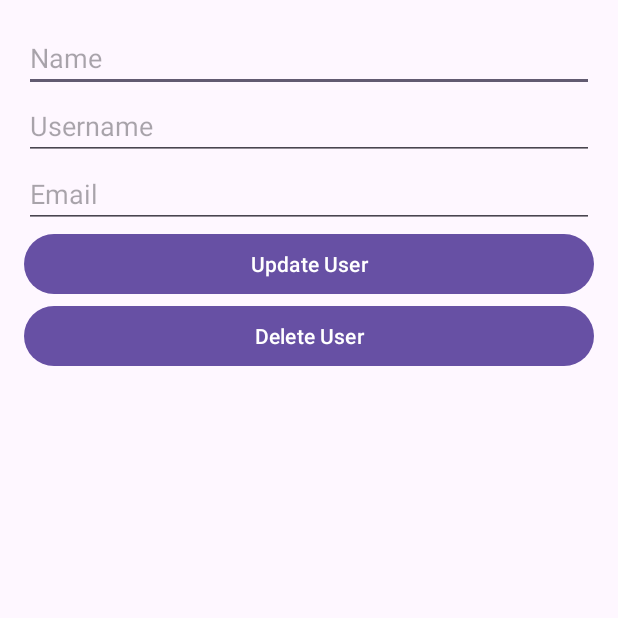
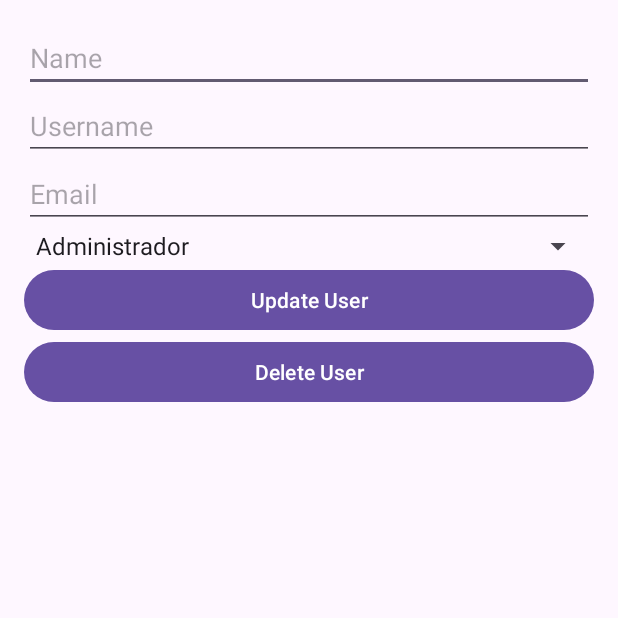
Before and after one commit to AlexandrePSantos/TP_CM, an Android app: the EditUserFragment screen opened directly, with no data from a screen before it, on a phone screen of 412 x 824 dp, the top half of it. Run offline under Robolectric (Android 15) with nearby library versions, the phone set to English and light mode, and no system bars; our stand-ins replace data binding; 1 statement that could not run was skipped.

Commit message:
idtype no editar user

```diff
--- a/app/build.gradle.kts
+++ b/app/build.gradle.kts
@@ -88,6 +88,5 @@ dependencies {
     implementation("androidx.viewpager2:viewpager2:1.1.0")
     implementation("com.squareup.okhttp3:logging-interceptor:4.9.0")
     implementation("com.google.android.material:material:1.4.0")
-
-
+    implementation("com.fasterxml.jackson.core:jackson-databind:2.13.0")
 }
--- a/app/src/main/java/com/example/trabpratico/network/RetrofitClient.kt
+++ b/app/src/main/java/com/example/trabpratico/network/RetrofitClient.kt
@@ -6,7 +6,7 @@ import retrofit2.converter.gson.GsonConverterFactory
 
 object RetrofitClient {
     private const val BASE_URL =
-        "https://api-6655b3jr1-alexandres-projects-d97edc96.vercel.app/api/cm/"
+        "https://api-csce9hkru-alexandres-projects-d97edc96.vercel.app/api/cm/"
 
     private var authToken: String? = null
     private var userId: Int? = null // Adicione uma variável para armazenar o ID do usuário
--- a/app/src/main/res/layout/fragment_edit_user.xml
+++ b/app/src/main/res/layout/fragment_edit_user.xml
@@ -46,12 +46,19 @@
             app:layout_constraintEnd_toEndOf="parent"
             android:layout_marginBottom="16dp" />
 
+        <Spinner
+            android:id="@+id/spinnerIdType"
+            android:layout_width="match_parent"
+            android:layout_height="wrap_content"
+            app:layout_constraintTop_toBottomOf="@id/edit_user_email"
+            android:entries="@array/idTypeArray" />
+
         <Button
             android:id="@+id/buttonUpdateUser"
             android:layout_width="0dp"
             android:layout_height="wrap_content"
             android:text="Update User"
-            app:layout_constraintTop_toBottomOf="@id/edit_user_email"
+            app:layout_constraintTop_toBottomOf="@id/spinnerIdType"
             app:layout_constraintStart_toStartOf="parent"
             app:layout_constraintEnd_toEndOf="parent"
             android:layout_marginBottom="16dp" />
--- a/app/src/main/res/values/arrays.xml
+++ b/app/src/main/res/values/arrays.xml
@@ -1,6 +1,7 @@
 <?xml version="1.0" encoding="utf-8"?>
 <resources>
         <string-array name="idTypeArray">
+            <item>Administrador</item>
             <item>Gestor</item>
             <item>Utilizador</item>
         </string-array>
```
Also changed, not shown: app/src/main/java/com/example/trabpratico/ui/activities/geral/MainActivity.kt (+0 -45 lines), app/src/main/java/com/example/trabpratico/ui/fragments/EditUserFragment.kt (+15 -16 lines).
